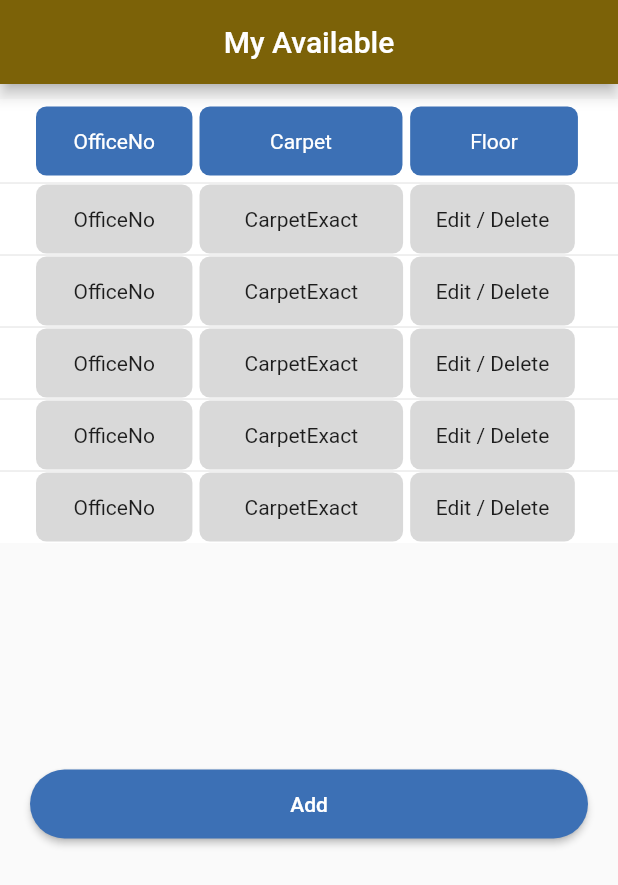
After one commit to priyanshi-pandya/task, a Flutter app: the MyAvailable screen opened by its route, on a phone screen of 412 x 824 dp. The commit adds this screen. Shown: the top 885 px of the screen. Run offline on Flutter 3.47's test engine with Material 2 defaults, Android fonts, the phone set to English and light mode, and no system bars.

Commit message:
added other pages

```diff
--- a/lib/app/routes/app_routes.dart
+++ b/lib/app/routes/app_routes.dart
@@ -1,9 +1,11 @@
 import 'package:flutter/cupertino.dart';
 import 'package:flutter/material.dart';
+import 'package:task/screens/dashboard/view_required.dart';
 
 import '../../screens/authentication/login.dart';
 import '../../screens/authentication/signup.dart';
-import '../../screens/dashboard/ViewAvailable.dart';
+import '../../screens/dashboard/my_available.dart';
+import '../../screens/dashboard/view_available.dart';
 import '../../screens/dashboard/dashboard.dart';
 
 class AppRoute {
@@ -25,6 +27,14 @@ class AppRoute {
         return MaterialPageRoute(
           builder: (context) => const ViewAvailable(),
         );
+      case '/ViewRequired':
+        return MaterialPageRoute(
+          builder: (context) => const ViewRequired(),
+        );
+      case '/MyAvailable':
+        return MaterialPageRoute(
+          builder: (context) => const MyAvailable(),
+        );
     }
   }
 }
--- a/lib/screens/authentication/login.dart
+++ b/lib/screens/authentication/login.dart
@@ -29,6 +29,7 @@ class LoginScreen extends StatelessWidget {
                   children: [
                     TextFormField(
                       controller: emailController,
+                      keyboardType: TextInputType.emailAddress,
                       decoration: InputDecoration(
                         hintText: "Email",
                         filled: true,
@@ -60,7 +61,9 @@ class LoginScreen extends StatelessWidget {
                   ],
                 ),
               ),
-              SizedBox(height: 320,),
+              SizedBox(
+                height: 320,
+              ),
               Column(
                 children: [
                   RoundedButton(
--- /dev/null
+++ b/lib/screens/dashboard/my_available.dart
@@ -0,0 +1,190 @@
+import 'package:flutter/material.dart';
+import 'package:task/widgets/rounded_button.dart';
+import '../../app/constants/color.dart';
+import '../../widgets/custom_cell.dart';
+
+class MyAvailable extends StatelessWidget {
+  const MyAvailable({super.key});
+
+  @override
+  Widget build(BuildContext context) {
+    return Scaffold(
+      appBar: AppBar(
+        automaticallyImplyLeading: false,
+        title: const Text("My Available"),
+        centerTitle: true,
+        backgroundColor: TColors.appbarColor,
+      ),
+      body: SafeArea(
+        child: Padding(
+          padding: const EdgeInsets.symmetric(vertical: 10.0),
+          child: Column(
+            crossAxisAlignment: CrossAxisAlignment.stretch,
+            mainAxisAlignment: MainAxisAlignment.start,
+            children: [
+              DataTable(
+                decoration: const BoxDecoration(color: Colors.white),
+                border: TableBorder.all(style: BorderStyle.none),
+                dividerThickness: 0,
+                columnSpacing: 2,
+                dataRowMinHeight: 38,
+                headingTextStyle: const TextStyle(color: Colors.white),
+                showBottomBorder: false,
+                columns: const [
+                  DataColumn(
+                    label: CustomCell(
+                      text: 'OfficeNo',
+                      color: TColors.buttonColor,
+                      pad: EdgeInsets.symmetric(horizontal: 25, vertical: 15),
+                    ),
+                  ),
+                  DataColumn(
+                    label: CustomCell(
+                      text: 'Carpet',
+                      color: TColors.buttonColor,
+                      pad: EdgeInsets.symmetric(horizontal: 47, vertical: 15),
+                    ),
+                  ),
+                  DataColumn(
+                    label: CustomCell(
+                      text: 'Floor',
+                      color: TColors.buttonColor,
+                      pad: EdgeInsets.symmetric(horizontal: 40, vertical: 15),
+                    ),
+                  ),
+                ],
+                rows: const [
+                  DataRow(cells: [
+                    DataCell(
+                      CustomCell(
+                        text: 'OfficeNo',
+                        color: TColors.textBackgroundColor,
+                        pad: EdgeInsets.symmetric(horizontal: 25, vertical: 15),
+                      ),
+                    ),
+                    DataCell(
+                      CustomCell(
+                        text: 'CarpetExact',
+                        color: TColors.textBackgroundColor,
+                        pad: EdgeInsets.symmetric(horizontal: 30, vertical: 15),
+                      ),
+                    ),
+                    DataCell(
+                      CustomCell(
+                        text: 'Edit / Delete',
+                        color: TColors.textBackgroundColor,
+                        pad: EdgeInsets.symmetric(horizontal: 17, vertical: 15),
+                      ),
+                    ),
+                  ]),
+                  DataRow(cells: [
+                    DataCell(
+                      CustomCell(
+                        text: 'OfficeNo',
+                        color: TColors.textBackgroundColor,
+                        pad: EdgeInsets.symmetric(horizontal: 25, vertical: 15),
+                      ),
+                    ),
+                    DataCell(
+                      CustomCell(
+                        text: 'CarpetExact',
+                        color: TColors.textBackgroundColor,
+                        pad: EdgeInsets.symmetric(horizontal: 30, vertical: 15),
+                      ),
+                    ),
+                    DataCell(
+                      CustomCell(
+                        text: 'Edit / Delete',
+                        color: TColors.textBackgroundColor,
+                        pad: EdgeInsets.symmetric(horizontal: 17, vertical: 15),
+                      ),
+                    ),
+                  ]),
+                  DataRow(cells: [
+                    DataCell(
+                      CustomCell(
+                        text: 'OfficeNo',
+                        color: TColors.textBackgroundColor,
+                        pad: EdgeInsets.symmetric(horizontal: 25, vertical: 15),
+                      ),
+                    ),
+                    DataCell(
+                      CustomCell(
+                        text: 'CarpetExact',
+                        color: TColors.textBackgroundColor,
+                        pad: EdgeInsets.symmetric(horizontal: 30, vertical: 15),
+                      ),
+                    ),
+                    DataCell(
+                      CustomCell(
+                        text: 'Edit / Delete',
+                        color: TColors.textBackgroundColor,
+                        pad: EdgeInsets.symmetric(horizontal: 17, vertical: 15),
+                      ),
+                    ),
+                  ]),
+                  DataRow(cells: [
+                    DataCell(
+                      CustomCell(
+                        text: 'OfficeNo',
+                        color: TColors.textBackgroundColor,
+                        pad: EdgeInsets.symmetric(horizontal: 25, vertical: 15),
+                      ),
+                    ),
+                    DataCell(
+                      CustomCell(
+                        text: 'CarpetExact',
+                        color: TColors.textBackgroundColor,
+                        pad: EdgeInsets.symmetric(horizontal: 30, vertical: 15),
+                      ),
+                    ),
+                    DataCell(
+                      CustomCell(
+                        text: 'Edit / Delete',
+                        color: TColors.textBackgroundColor,
+                        pad: EdgeInsets.symmetric(horizontal: 17, vertical: 15),
+                      ),
+                    ),
+                  ]),
+                  DataRow(cells: [
+                    DataCell(
+                      CustomCell(
+                        text: 'OfficeNo',
+                        color: TColors.textBackgroundColor,
+                        pad: EdgeInsets.symmetric(horizontal: 25, vertical: 15),
+                      ),
+                    ),
+                    DataCell(
+                      CustomCell(
+                        text: 'CarpetExact',
+                        color: TColors.textBackgroundColor,
+                        pad: EdgeInsets.symmetric(horizontal: 30, vertical: 15),
+                      ),
+                    ),
+                    DataCell(
+                      CustomCell(
+                        text: 'Edit / Delete',
+                        color: TColors.textBackgroundColor,
+                        pad: EdgeInsets.symmetric(horizontal: 17, vertical: 15),
+                      ),
+                    ),
+                  ]),
+                ],
+              ),
+              const SizedBox(
+                height: 150,
+              ),
+              Padding(
+                padding: const EdgeInsets.symmetric(horizontal: 20.0),
+                child: RoundedButton(
+                  title: "Add",
+                  onTap: () {},
+                ),
+              ),
+            ],
+          ),
+        ),
+      ),
+    );
+  }
+}
--- /dev/null
+++ b/lib/widgets/custom_cell.dart
@@ -0,0 +1,25 @@
+import 'package:flutter/material.dart';
+
+import '../app/constants/color.dart';
+
+class CustomCell extends StatelessWidget {
+  final String text;
+  final Color color;
+  final EdgeInsets? pad;
+  const CustomCell({
+    super.key, required this.text, required this.color, this.pad
+  });
+
+  @override
+  Widget build(BuildContext context) {
+    return Container(
+      margin: EdgeInsets.zero,
+      padding: pad,
+      decoration: BoxDecoration(
+        color: color,
+        borderRadius: BorderRadius.circular(7),
+      ),
+      child: Text(text),
+    );
+  }
+}
```
Also changed, not shown: lib/screens/dashboard/ViewAvailable.dart (deleted, +0 -10 lines), lib/screens/dashboard/dashboard.dart (+5 -5 lines), lib/screens/dashboard/view_available.dart (added, +152 -0 lines), lib/screens/dashboard/view_required.dart (added, +152 -0 lines).
